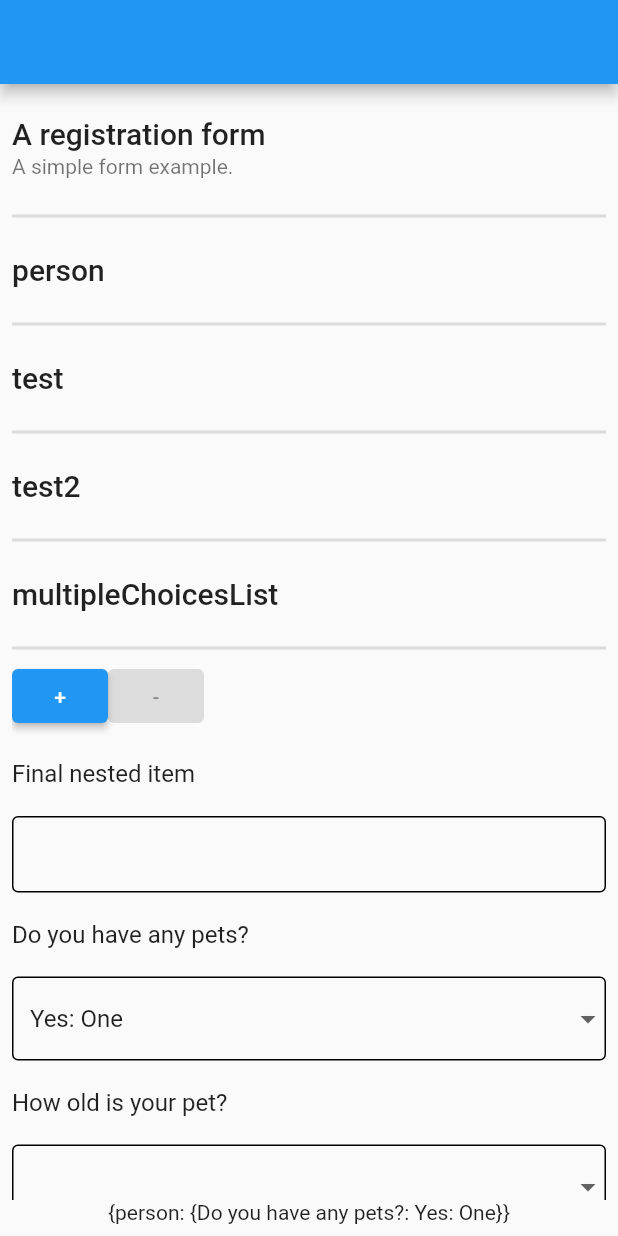
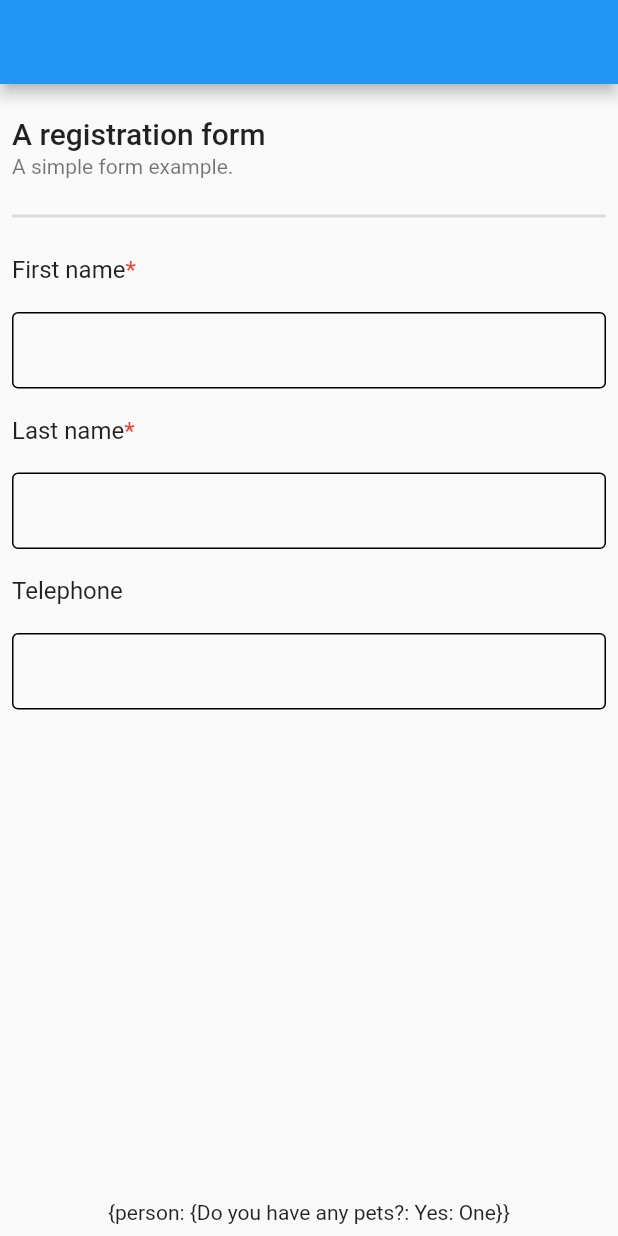
Before and after one commit to aTNa-Lab/atna_json_schema_form, a Flutter app: the screen it shows after launch, on a phone screen of 412 x 824 dp. Run offline on Flutter 3.47's test engine with Material 2 defaults, Android fonts, the phone set to English and light mode, and no system bars; our stand-ins replace bloc, equatable, flutter_bloc.

Commit message:
Add required parameter to models

```diff
--- a/lib/main.dart
+++ b/lib/main.dart
@@ -40,92 +40,116 @@ class _HomePageState extends State<HomePage> {
       "title": "A registration form",
       "description": "A simple form example.",
       "type": "object",
-      "required": ["firstName", "lastName"],
+      "required": [
+        "firstName",
+        "lastName"
+      ],
       "properties": {
-        "person": {
-          "title": "Person",
-          "type": "object",
-          "properties": {
-            "test": {
-              "type": "object",
-              "properties": {
-                "test2": {
-                  "type": "object",
-                  "properties": {
-                    "multipleChoicesList": {
-                      "type": "array",
-                      "title": "A multiple choices list",
-                      "items": {
-                        "type": "string",
-                        "enum": [
-                          "foo",
-                          "bar",
-                          "fuzz",
-                          "qux"
-                        ]
-                      },
-                      "uniqueItems": true
-                    },
-                    "testFinal": {
-                      "type": "string",
-                      "title": "Final nested item"
-                    }
-                  }
-                }
-              }
-            },
-            // "test_string": {
-            //   "type": "string",
-            // },
-            // "test": {"type": "boolean", "description": "This is sparta?"},
-            "Do you have any pets?": {
-              "type": "string",
-              "enum": ["No", "Yes: One", "Yes: Two", "Yes: More than one"],
-              "default": "No"
-            }
-          },
-          "required": ["Do you have any pets?"],
-          "dependencies": {
-            "Do you have any pets?": {
-              "oneOf": [
-                {
-                  "properties": {
-                    "Do you have any pets?": {
-                      "enum": ["No"]
-                    }
-                  }
-                },
-                {
-                  "properties": {
-                    "Do you have any pets?": {
-                      "enum": ["Yes: One", "Yes: Two"]
-                    },
-                    "How old is your pet?": {
-                      "type": "integer",
-                      "enum": [
-                        '1',
-                        '2',
-                        '3',
-                      ]
-                    }
-                  },
-                  "required": ["How old is your pet?"]
-                },
-                {
-                  "properties": {
-                    "Do you have any pets?": {
-                      "enum": ["Yes: More than one"]
-                    },
-                    "Do you want to get rid of any?": {"type": "string"}
-                  },
-                  "required": ["Do you want to get rid of any?"]
-                }
-              ]
-            }
-          }
+        "firstName": {
+          "type": "string",
+          "title": "First name",
+          "default": "Chuck"
+        },
+        "lastName": {
+          "type": "string",
+          "title": "Last name"
+        },
+        "telephone": {
+          "type": "string",
+          "title": "Telephone",
+          "minLength": 10
         }
       }
     };
+    // schema = {
+    //   "title": "A registration form",
+    //   "description": "A simple form example.",
+    //   "type": "object",
+    //   "required": ["firstName", "lastName"],
+    //   "properties": {
+    //     "person": {
+    //       "title": "Person",
+    //       "type": "object",
+    //       "properties": {
+    //         "test": {
+    //           "type": "object",
+    //           "properties": {
+    //             "test2": {
+    //               "type": "object",
+    //               "properties": {
+    //                 "multipleChoicesList": {
+    //                   "type": "array",
+    //                   "title": "A multiple choices list",
+    //                   "items": {
+    //                     "type": "string",
+    //                     "enum": [
+    //                       "foo",
+    //                       "bar",
+    //                       "fuzz",
+    //                       "qux"
+    //                     ]
+    //                   },
+    //                   "uniqueItems": true
+    //                 },
+    //                 "testFinal": {
+    //                   "title": "Final nested item"
+    //                 }
+    //               }
+    //             }
+    //           }
+    //         },
+    //         // "test_string": {
+    //         //   "type": "string",
+    //         // },
+    //         // "test": {"type": "boolean", "description": "This is sparta?"},
+    //         "Do you have any pets?": {
+    //           "type": "string",
+    //           "enum": ["No", "Yes: One", "Yes: Two", "Yes: More than one"],
+    //           "default": "No"
+    //         }
+    //       },
+    //       "required": ["Do you have any pets?"],
+    //       "dependencies": {
+    //         "Do you have any pets?": {
+    //           "oneOf": [
+    //             {
+    //               "properties": {
+    //                 "Do you have any pets?": {
+    //                   "enum": ["No"]
+    //                 }
+    //               }
+    //             },
+    //             {
+    //               "properties": {
+    //                 "Do you have any pets?": {
+    //                   "enum": ["Yes: One", "Yes: Two"]
+    //                 },
+    //                 "How old is your pet?": {
+    //                   "type": "integer",
+    //                   "enum": [
+    //                     '1',
+    //                     '2',
+    //                     '3',
+    //                   ]
+    //                 }
+    //               },
+    //               "required": ["How old is your pet?"]
+    //             },
+    //             {
+    //               "properties": {
+    //                 "Do you have any pets?": {
+    //                   "enum": ["Yes: More than one"]
+    //                 },
+    //                 "Do you want to get rid of any?": {"type": "string"}
+    //               },
+    //               "required": ["Do you want to get rid of any?"]
+    //             }
+    //           ]
+    //         }
+    //       }
+    //     }
+    //   }
+    // };
 
     ui = {
       "person": {
--- a/packages/flutter_json_schema_form/lib/src/fields/boolean_field/boolean_field.dart
+++ b/packages/flutter_json_schema_form/lib/src/fields/boolean_field/boolean_field.dart
@@ -24,6 +24,7 @@ class _BooleanFieldState extends State<BooleanField> {
   late final description = widget.model.description;
   late final type = widget.model.fieldType;
   late final widgetType = widget.model.widgetType;
+  late final isRequired = widget.model.isRequired;
 
   void onChange(BuildContext context, value) {
     context.read<bloc.FormBloc>().add(bloc.ChangeFormEvent(id, value, path));
@@ -41,6 +42,7 @@ class _BooleanFieldState extends State<BooleanField> {
           return FieldWrapper(
             title: title,
             description: description,
+            isRequired: isRequired,
             child: SelectWidget<bool>(
               value: value,
               items: widget.model.dropdownItems,
@@ -53,6 +55,7 @@ class _BooleanFieldState extends State<BooleanField> {
           return FieldWrapper(
             title: title,
             description: description,
+            isRequired: isRequired,
             child: RadioWidget<bool>(
               value: value,
               items: widget.model.getRadioItems(),
--- a/packages/flutter_json_schema_form/lib/src/fields/field_wrapper.dart
+++ b/packages/flutter_json_schema_form/lib/src/fields/field_wrapper.dart
@@ -8,6 +8,7 @@ enum WrapperType {
 class FieldWrapper extends StatelessWidget {
   final String? title;
   final String? description;
+  final bool isRequired;
   final Widget child;
   final WrapperType _type;
 
@@ -15,6 +16,7 @@ class FieldWrapper extends StatelessWidget {
     Key? key,
     this.title,
     this.description,
+    required this.isRequired,
     required this.child,
   })  : _type = WrapperType.field,
         super(key: key);
@@ -23,15 +25,21 @@ class FieldWrapper extends StatelessWidget {
     super.key,
     this.title,
     this.description,
+    this.isRequired = false,
     required this.child,
   }) : _type = WrapperType.section;
 
   @override
   Widget build(BuildContext context) {
     Widget? titleWidget = title != null
-        ? Text(
-            title!,
-            style: _type == WrapperType.section ? Theme.of(context).textTheme.headline6 : null,
+        ? Text.rich(
+            TextSpan(
+              text: title,
+              style: _type == WrapperType.section ? Theme.of(context).textTheme.headline6 : null,
+              children: <TextSpan>[
+                if (isRequired) const TextSpan(text: '*', style: TextStyle(color: Colors.red)),
+              ],
+            ),
           )
         : null;
     Widget? descriptionWidget = description != null ? Text(description!) : null;
--- a/packages/flutter_json_schema_form/lib/src/fields/number_field/number_field.dart
+++ b/packages/flutter_json_schema_form/lib/src/fields/number_field/number_field.dart
@@ -23,6 +23,7 @@ class _NumberFieldState extends State<NumberField> {
   late final description = widget.model.description;
   late final type = widget.model.fieldType;
   late final widgetType = widget.model.widgetType;
+  late final isRequired = widget.model.isRequired;
 
   void onChange(BuildContext context, value) {
     context.read<bloc.FormBloc>().add(bloc.ChangeFormEvent(id, value, path));
@@ -33,6 +34,7 @@ class _NumberFieldState extends State<NumberField> {
     return FieldWrapper(
       title: title,
       description: description,
+      isRequired: isRequired,
       child: BlocBuilder<bloc.FormBloc, bloc.FormState>(
         // buildWhen: (previousState, currentState) {
         //   return previousState.formData[id] != currentState.formData[id];
--- a/packages/flutter_json_schema_form/lib/src/fields/text_field/text_field.dart
+++ b/packages/flutter_json_schema_form/lib/src/fields/text_field/text_field.dart
@@ -23,6 +23,7 @@ class _TextFieldState extends State<TextField> {
   late final description = widget.model.description;
   late final type = widget.model.fieldType;
   late final widgetType = widget.model.widgetType;
+  late final isRequired = widget.model.isRequired;
 
   void onChange(BuildContext context, value) {
     context.read<bloc.FormBloc>().add(bloc.ChangeFormEvent(id, value, path));
@@ -33,6 +34,7 @@ class _TextFieldState extends State<TextField> {
     return FieldWrapper(
       title: title,
       description: description,
+      isRequired: isRequired,
       child: BlocBuilder<bloc.FormBloc, bloc.FormState>(
         // buildWhen: (previousState, currentState) {
         //   return previousState.formData[id] != currentState.formData[id];
--- a/packages/flutter_json_schema_form/lib/src/helpers/form_builder.dart
+++ b/packages/flutter_json_schema_form/lib/src/helpers/form_builder.dart
@@ -9,8 +9,14 @@ import 'helpers.dart';
 class FormBuilder extends StatelessWidget {
   final List<FieldModel> fields;
   final List<DependencyModel> dependencies;
+  // final List<String> required;
 
-  const FormBuilder({Key? key, required this.fields, required this.dependencies}) : super(key: key);
+  const FormBuilder({
+    Key? key,
+    required this.fields,
+    required this.dependencies,
+    // required this.required,
+  }) : super(key: key);
 
   @override
   Widget build(BuildContext context) {
--- a/packages/flutter_json_schema_form/lib/src/helpers/form_serializer.dart
+++ b/packages/flutter_json_schema_form/lib/src/helpers/form_serializer.dart
@@ -7,15 +7,21 @@ class FormSerializer {
     Map<String, dynamic>? uiSchema,
     PathModel path,
   ) {
-    Map<String, dynamic> fieldMap = schema;
+    if (!schema.containsKey('properties')) {
+      return [];
+    }
+    Map<String, dynamic> fieldMap = schema['properties'];
+    final required = getRequiredFields(schema);
     List<FieldModel> fields = [];
     for (var field in fieldMap.entries) {
       Map<String, dynamic> ui = uiSchema != null ? uiSchema[field.key] ?? {} : {};
+      final isRequired = required.contains(field.key);
       fields.add(_createModelFromSchema(
         id: field.key,
         schema: field.value,
         uiSchema: ui,
         path: path,
+        isRequired: isRequired,
       ));
     }
     return fields;
@@ -26,17 +32,20 @@ class FormSerializer {
     required Map<String, dynamic> schema,
     required Map<String, dynamic> uiSchema,
     required PathModel path,
+    required bool isRequired,
   }) {
-    final type = decodeFieldType(schema['type']);
+    final type = getFieldType(schema);
     final newPath = PathModel([...path.path, PathItem(id, type)]);
     switch (type) {
       case FieldType.object:
         final dependencies = parseSchemaDependencies(schema['dependencies'], uiSchema, newPath);
+        final requiredFields = getRequiredFields(schema);
         return SectionModel(
           id: id,
           fields: mapJsonToFields(schema['properties'], uiSchema, newPath),
           path: newPath,
           dependencies: dependencies,
+          required: requiredFields,
         );
       case FieldType.array:
         return _createArrayModel(
@@ -58,9 +67,10 @@ class FormSerializer {
           enumItems: schema['enum'],
           enumNames: schema['enumNames'],
           path: newPath,
+          isRequired: isRequired,
         );
       default:
-        throw Exception("Model not implemented for type $type");
+        throw Exception("Model doesn't exist for type $type");
     }
   }
 
@@ -76,8 +86,12 @@ class FormSerializer {
       final fields = _createFixedArrayFields(items, itemsUi, path);
       return ArrayModel.fixed(id: id, items: fields, path: path);
     } else if (items is Map<String, dynamic>) {
-      final itemType = _createModelFromSchema(id: '', schema: items, uiSchema: uiSchema, path: path)
-          as TextFieldModel;
+      final itemType = _createModelFromSchema(
+          id: '',
+          schema: items,
+          uiSchema: uiSchema,
+          path: path,
+          isRequired: true) as TextFieldModel;
       return ArrayModel.dynamic(id: id, itemType: itemType, path: path);
     } else {
       throw Exception('Incorrect type of items in $id');
@@ -93,9 +107,26 @@ class FormSerializer {
       } on RangeError {
         ui = {};
       }
-      return _createModelFromSchema(id: index.toString(), schema: field, uiSchema: ui, path: path);
+      return _createModelFromSchema(
+          id: index.toString(), schema: field, uiSchema: ui, path: path, isRequired: true);
     }).toList();
     return fields;
+  }
+
+  static List<String> getRequiredFields(Map<String, dynamic> schema) {
+    if (schema.containsKey('required')) {
+      return schema['required'];
+    } else {
+      return [];
+    }
+  }
+
+  static FieldType? getFieldType(Map<String, dynamic> schema) {
+    if (schema.containsKey('type')) {
+      return decodeFieldType(schema['type']);
+    } else {
+      return FieldType.string;
+    }
   }
 
   static List<DependencyModel> parseSchemaDependencies(
@@ -113,6 +144,7 @@ class FormSerializer {
           Map<String, dynamic> fields = dependency['properties'];
           final Map<String, dynamic> condition = fields.remove(id);
           final List<dynamic> conditionValues = condition['enum'];
+          final required = getRequiredFields(dependency);
           for (final item in fields.entries) {
             deps.add(
               DependencyModel(
@@ -123,6 +155,7 @@ class FormSerializer {
                   schema: item.value,
                   uiSchema: uiSchema?[item.key] ?? {},
                   path: path,
+                  isRequired: required.contains(id),
                 ),
               ),
             );
--- a/packages/flutter_json_schema_form/lib/src/models/array_model.dart
+++ b/packages/flutter_json_schema_form/lib/src/models/array_model.dart
@@ -23,7 +23,7 @@ class ArrayModel extends FieldModel {
             fieldType: fieldType,
             widgetType: widgetType,
             path: path,
-        );
+            isRequired: false);
 
   ArrayModel.fixed({
     required String id,
@@ -42,5 +42,6 @@ class ArrayModel extends FieldModel {
           fieldType: fieldType,
           widgetType: widgetType,
           path: path,
+          isRequired: false,
         );
 }
--- a/packages/flutter_json_schema_form/lib/src/models/boolean_field_model.dart
+++ b/packages/flutter_json_schema_form/lib/src/models/boolean_field_model.dart
@@ -11,6 +11,7 @@ class BooleanFieldModel extends FieldModel {
     WidgetType? widgetType,
     List? enumNames,
     required PathModel path,
+    required bool isRequired,
   }) : super.init(
           id: id,
           title: title,
@@ -18,6 +19,7 @@ class BooleanFieldModel extends FieldModel {
           fieldType: FieldType.boolean,
           widgetType: widgetType,
           path: path,
+          isRequired: isRequired,
           enumItems: widgetType == WidgetType.select || widgetType == WidgetType.radio
               ? const [true, false]
               : null,
@@ -34,6 +36,7 @@ class BooleanFieldModel extends FieldModel {
       widgetType: widgetType,
       path: path ?? this.path,
       enumNames: enumNames,
+      isRequired: isRequired,
     );
   }
 
--- a/packages/flutter_json_schema_form/lib/src/models/field_model.dart
+++ b/packages/flutter_json_schema_form/lib/src/models/field_model.dart
@@ -12,6 +12,7 @@ abstract class FieldModel {
   final PathModel path;
   final List? enumItems;
   final List? enumNames;
+  final bool isRequired;
 
   const FieldModel.init({
     required this.id,
@@ -22,6 +23,7 @@ abstract class FieldModel {
     required this.path,
     this.enumItems,
     this.enumNames,
+    required this.isRequired,
   }) : widgetType = widgetType == null && enumItems != null ? WidgetType.select : widgetType;
 
   factory FieldModel({
@@ -33,6 +35,7 @@ abstract class FieldModel {
     WidgetType? widgetType,
     List? enumItems,
     List? enumNames,
+    bool isRequired = false,
   }) {
     switch (fieldType) {
       case FieldType.string:
@@ -44,6 +47,7 @@ abstract class FieldModel {
           enumItems: enumItems,
           enumNames: enumNames,
           path: path,
+          isRequired: isRequired,
         );
       case FieldType.number:
         return NumberFieldModel(
@@ -55,6 +59,7 @@ abstract class FieldModel {
           enumItems: enumItems,
           enumNames: enumNames,
           path: path,
+          isRequired: isRequired,
         );
       case FieldType.integer:
         return NumberFieldModel(
@@ -66,6 +71,7 @@ abstract class FieldModel {
           enumItems: enumItems,
           enumNames: enumNames,
           path: path,
+          isRequired: isRequired,
         );
       case FieldType.boolean:
         return BooleanFieldModel(
@@ -75,6 +81,7 @@ abstract class FieldModel {
           widgetType: widgetType,
           enumNames: enumNames,
           path: path,
+          isRequired: isRequired,
         );
       default:
         return TextFieldModel(
@@ -85,6 +92,7 @@ abstract class FieldModel {
           enumItems: enumItems,
           enumNames: enumNames,
           path: path,
+          isRequired: isRequired,
         );
     }
   }
@@ -123,7 +131,6 @@ abstract class FieldModel {
 
     List<Map<String, dynamic>> items = List.generate(options.length, (index) {
       final T value = _parseValue<T>(options[index]);
-      print(value.runtimeType);
       String name;
       try {
         name = names[index].toString();
--- a/packages/flutter_json_schema_form/lib/src/models/number_field_model.dart
+++ b/packages/flutter_json_schema_form/lib/src/models/number_field_model.dart
@@ -11,6 +11,7 @@ class NumberFieldModel extends FieldModel {
     List? enumItems,
     List? enumNames,
     required PathModel path,
+    required bool isRequired,
   }) : super.init(
           id: id,
           title: title,
@@ -20,6 +21,7 @@ class NumberFieldModel extends FieldModel {
           path: path,
           enumItems: enumItems,
           enumNames: enumNames,
+          isRequired: isRequired,
         );
 
   NumberFieldModel copyWith({String? id, PathModel? path}) {
@@ -32,9 +34,11 @@ class NumberFieldModel extends FieldModel {
       path: path ?? this.path,
       enumItems: enumItems,
       enumNames: enumNames,
+      isRequired: isRequired,
     );
   }
 
   get dropdownItems => getDropdownItems<double>();
+
   get radioItems => getRadioItems<double>();
 }
--- a/packages/flutter_json_schema_form/lib/src/models/section_model.dart
+++ b/packages/flutter_json_schema_form/lib/src/models/section_model.dart
@@ -4,6 +4,7 @@ import 'models.dart';
 class SectionModel extends FieldModel {
   final List<FieldModel> fields;
   final List<DependencyModel> dependencies;
+  final List<String> required;
 
   const SectionModel({
     required String id,
@@ -13,26 +14,31 @@ class SectionModel extends FieldModel {
     required PathModel path,
     required this.fields,
     required this.dependencies,
+    required this.required,
   }) : super.init(
           id: id,
           title: title,
           description: description,
           fieldType: type,
           path: path,
+          isRequired: false,
         );
 
   factory SectionModel.fromJson(Map<String, dynamic> schema, Map<String, dynamic> uiSchema) {
     final type = decodeFieldType(schema['type']);
     const path = PathModel([]);
-    final dependencies = FormSerializer.parseSchemaDependencies(schema['dependencies'], uiSchema, path);
+    final dependencies =
+        FormSerializer.parseSchemaDependencies(schema['dependencies'], uiSchema, path);
+    final required = FormSerializer.getRequiredFields(schema);
     return SectionModel(
       id: "#",
       title: schema['title'],
       description: schema['description'],
       type: type,
-      fields: FormSerializer.mapJsonToFields(schema['properties'], uiSchema, path),
+      fields: FormSerializer.mapJsonToFields(schema, uiSchema, path),
       path: path,
       dependencies: dependencies,
+      required: required,
     );
   }
 }
--- a/packages/flutter_json_schema_form/lib/src/models/text_field_model.dart
+++ b/packages/flutter_json_schema_form/lib/src/models/text_field_model.dart
@@ -11,6 +11,7 @@ class TextFieldModel extends FieldModel {
     WidgetType? widgetType,
     List? enumItems,
     List? enumNames,
+    required bool isRequired,
     required PathModel path,
   }) : super.init(
           id: id,
@@ -21,6 +22,7 @@ class TextFieldModel extends FieldModel {
           path: path,
           enumItems: enumItems,
           enumNames: enumNames,
+          isRequired: isRequired,
         );
 
   TextFieldModel copyWith({String? id, PathModel? path}) {
@@ -32,9 +34,11 @@ class TextFieldModel extends FieldModel {
       path: path ?? this.path,
       enumItems: enumItems,
       enumNames: enumNames,
+      isRequired: isRequired,
     );
   }
 
   List<DropdownMenuItem<String>> get dropdownItems => getDropdownItems<String>();
+
   List<Map<String, dynamic>> get radioItems => getRadioItems<String>();
 }
```
Lines whose indentation alone changed are shown as unchanged.
